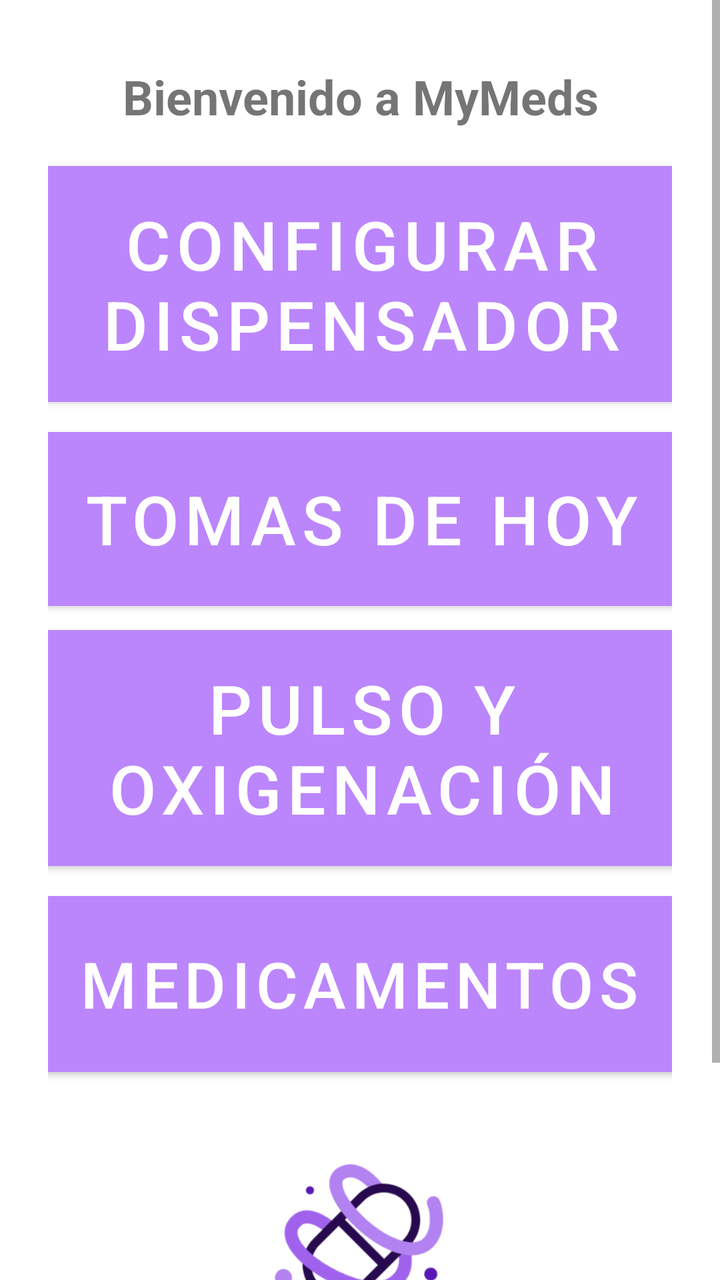
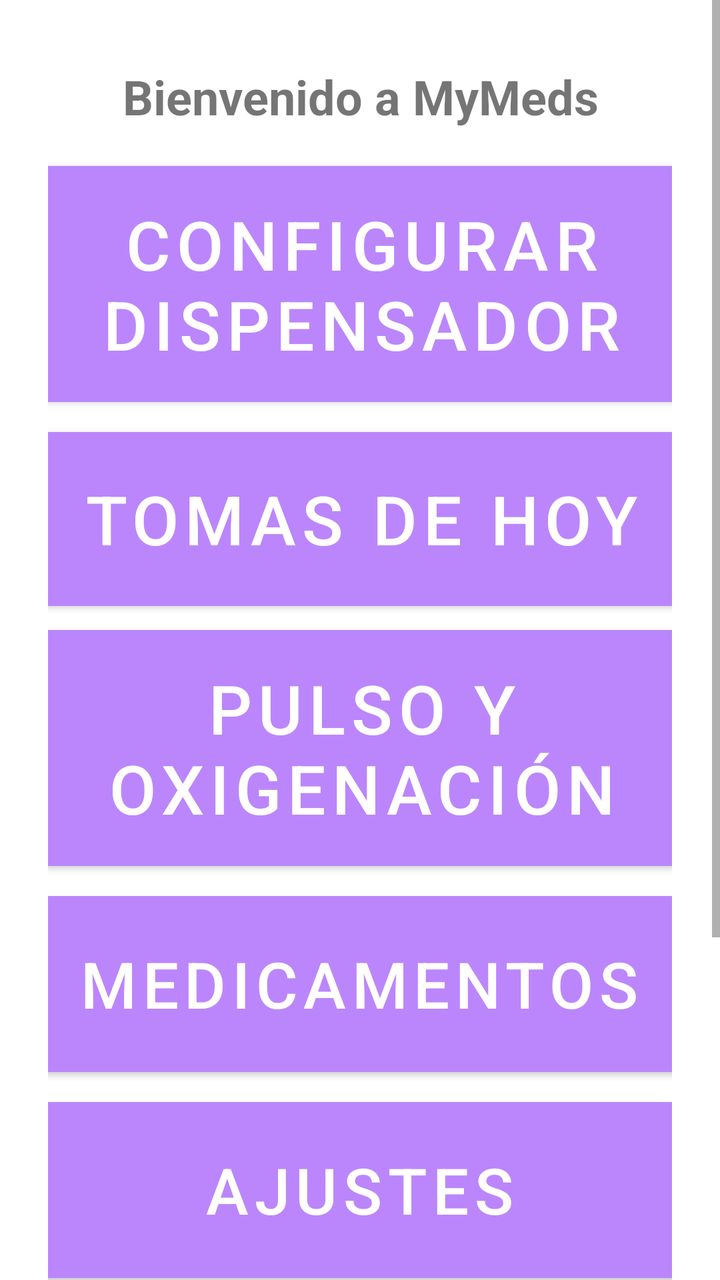

An Android layout rendered at two revisions. The XML below is the earlier revision; the diff shows what the commit changed to produce the second picture.
<!-- AndroidManifest.xml: application theme Theme.MyMeds -->
<!-- res/layout/fragment_home.xml -->
<?xml version="1.0" encoding="utf-8"?>
<ScrollView
    xmlns:android="http://schemas.android.com/apk/res/android"
    xmlns:app="http://schemas.android.com/apk/res-auto"
    xmlns:tools="http://schemas.android.com/tools"
    android:layout_width="match_parent"
    android:layout_height="match_parent"
    android:fillViewport="true">

    <androidx.constraintlayout.widget.ConstraintLayout
        android:layout_width="match_parent"
        android:layout_height="wrap_content"
        android:padding="24dp"
        >

        <TextView
            android:id="@+id/title"
            android:layout_width="0dp"
            android:layout_height="wrap_content"
            android:layout_marginStart="8dp"
            android:layout_marginTop="8dp"
            android:layout_marginEnd="8dp"
            android:text="Bienvenido a MyMeds"
            android:textAlignment="center"
            android:textSize="24sp"
            android:textStyle="bold"
            app:layout_constraintBottom_toBottomOf="parent"
            app:layout_constraintEnd_toEndOf="parent"
            app:layout_constraintHorizontal_bias="0.0"
            app:layout_constraintStart_toStartOf="parent"
            app:layout_constraintTop_toTopOf="parent"
            app:layout_constraintVertical_bias="0.0" />

        <Button
            android:id="@+id/button_conf"
            android:layout_width="330dp"
            android:layout_height="130dp"
            android:layout_marginTop="50dp"
            android:backgroundTint="@color/purple_200"
            android:text="Configurar dispensador"
            android:textSize="34sp"
            app:layout_constraintBottom_toTopOf="@+id/button_today_takes"
            app:layout_constraintEnd_toEndOf="parent"
            app:layout_constraintHorizontal_bias="0.484"
            app:layout_constraintStart_toStartOf="parent"
            app:layout_constraintTop_toTopOf="parent" />

        <Button
            android:id="@+id/button_today_takes"
            android:layout_width="330dp"
            android:layout_height="99dp"
            android:layout_marginTop="50dp"
            android:backgroundTint="@color/purple_200"
            android:text="Tomas de hoy"
            android:textSize="34sp"
            app:layout_constraintBottom_toTopOf="@+id/button_pulse"
            app:layout_constraintEnd_toEndOf="parent"
            app:layout_constraintHorizontal_bias="0.482"
            app:layout_constraintStart_toStartOf="parent"
            app:layout_constraintTop_toTopOf="parent"
            app:layout_constraintVertical_bias="1.0" />

        <Button
            android:id="@+id/button_pulse"
            android:layout_width="330dp"
            android:layout_height="130dp"
            android:layout_marginTop="285dp"
            android:backgroundTint="@color/purple_200"
            android:text="PULSO Y OXIGENACIÓN"
            android:textSize="34sp"
            app:layout_constraintBottom_toTopOf="@+id/button_today_takes"
            app:layout_constraintEnd_toEndOf="parent"
            app:layout_constraintHorizontal_bias="0.484"
            app:layout_constraintStart_toStartOf="parent"
            app:layout_constraintTop_toTopOf="parent"
            app:layout_constraintVertical_bias="0.0" />

        <Button
            android:id="@+id/button_medicine"
            android:layout_width="330dp"
            android:layout_height="100dp"
            android:layout_marginTop="418dp"
            android:backgroundTint="@color/purple_200"
            android:text="MEDICAMENTOS"
            android:textSize="32sp"
            app:layout_constraintBottom_toTopOf="@+id/button_pulse"
            app:layout_constraintEnd_toEndOf="parent"
            app:layout_constraintHorizontal_bias="0.545"
            app:layout_constraintStart_toStartOf="parent"
            app:layout_constraintTop_toTopOf="parent"
            app:layout_constraintVertical_bias="0.0" />

        <ImageView
            android:id="@+id/logo"
            android:layout_width="200dp"
            android:layout_height="200dp"
            android:layout_marginTop="5dp"
            android:contentDescription="@string/app_name"
            android:scaleType="fitCenter"
            android:src="@drawable/logo_mymeds"
            app:layout_constraintBottom_toBottomOf="parent"
            app:layout_constraintEnd_toEndOf="parent"
            app:layout_constraintHorizontal_bias="0.496"
            app:layout_constraintStart_toStartOf="parent"
            app:layout_constraintTop_toBottomOf="@id/button_medicine"
            app:layout_constraintVertical_bias="0.0" />

    </androidx.constraintlayout.widget.ConstraintLayout>
</ScrollView>
<!-- resources referenced by this layout -->
<resources>
  <color name="purple_200">#FFBB86FC</color>
  <!-- drawable logo_mymeds: png bitmap (drawable, 76079 bytes) -->
  <string name="app_name">MyMeds</string>
  <style name="Theme.MyMeds" parent="Theme.MaterialComponents.DayNight.NoActionBar">
          <item name="colorPrimary">@color/purple_200</item>
          <item name="colorPrimaryDark">@color/purple_700</item>
          <item name="colorAccent">@color/teal_200</item>
  
          <item name="android:statusBarColor">@color/purple_200</item>
      </style>
  <color name="purple_700">#FF3700B3</color>
  <color name="teal_200">#FF03DAC5</color>
</resources>

<!-- the commit's change to res/layout/fragment_home.xml (unified diff, before → after) -->
@@ -90,6 +90,21 @@
             app:layout_constraintTop_toTopOf="parent"
             app:layout_constraintVertical_bias="0.0" />
 
+        <Button
+            android:id="@+id/button_settings"
+            android:layout_width="330dp"
+            android:layout_height="100dp"
+            android:layout_marginTop="521dp"
+            android:backgroundTint="@color/purple_200"
+            android:text="AJUSTES"
+            android:textSize="32sp"
+            app:layout_constraintBottom_toTopOf="@+id/button_medicine"
+            app:layout_constraintEnd_toEndOf="parent"
+            app:layout_constraintHorizontal_bias="0.545"
+            app:layout_constraintStart_toStartOf="parent"
+            app:layout_constraintTop_toTopOf="parent"
+            app:layout_constraintVertical_bias="0.0" />
+
         <ImageView
             android:id="@+id/logo"
             android:layout_width="200dp"
@@ -102,7 +117,7 @@
             app:layout_constraintEnd_toEndOf="parent"
             app:layout_constraintHorizontal_bias="0.496"
             app:layout_constraintStart_toStartOf="parent"
-            app:layout_constraintTop_toBottomOf="@id/button_medicine"
+            app:layout_constraintTop_toBottomOf="@id/button_settings"
             app:layout_constraintVertical_bias="0.0" />
 
     </androidx.constraintlayout.widget.ConstraintLayout>
